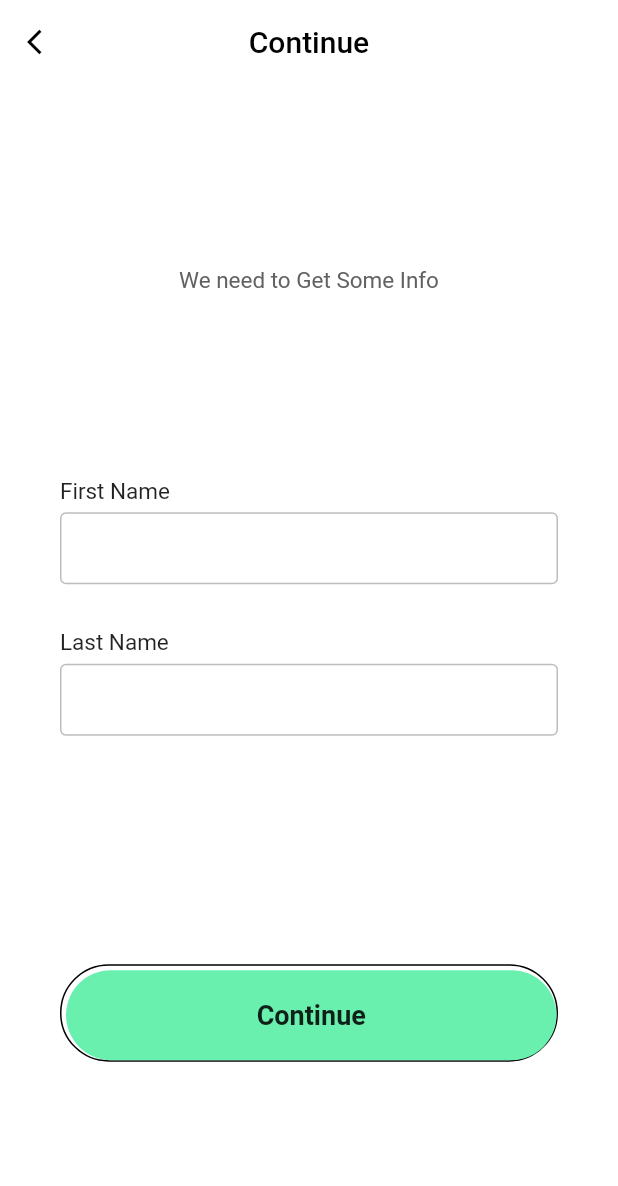
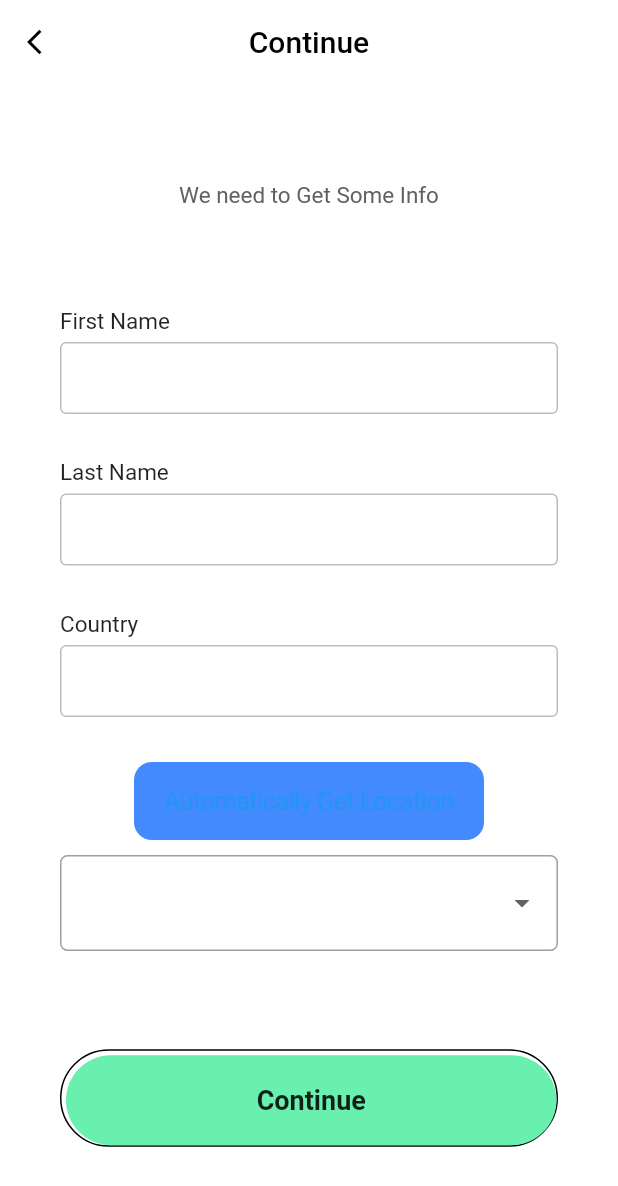
Before and after one commit to TechBuzs/FixifyApp, a Flutter app: the UserData screen opened directly with empty values, on a phone screen of 412 x 824 dp. Shown: the top 1186 px of the screen. Run offline on Flutter 3.47's test engine with Material 2 defaults, Android fonts, the light colour scheme and no system bars; our stand-ins replace cloud_firestore, firebase_auth, flutter_mobx, geolocator, google_maps_flutter, introduction_screen and 2 more; missing offline and left inert: geocoder, numeric_keyboard; accounts and stored records are empty; generated files the repository leaves out were written again.

Commit message:
Work on Further Allignment

```diff
--- /dev/null
+++ b/lib/model/user_p.dart
@@ -0,0 +1,71 @@
+class User {
+  String _idUsuario;
+  String _nome;
+  String _email;
+  String _senha;
+  String _tipoUsuario;
+
+  double _latitude;
+  double _longitude;
+
+  User();
+
+  double get latitude => _latitude;
+
+  set latitude(double value) {
+    _latitude = value;
+  }
+
+  Map<String, dynamic> toMap() {
+    Map<String, dynamic> map = {
+      "idUsuario": this.idUsuario,
+      "nome": this.nome,
+      "email": this.email,
+      "tipoUsuario": this.tipoUsuario,
+      "latitude": this.latitude,
+      "longitude": this.longitude,
+    };
+
+    return map;
+  }
+
+  String verificaTipoUsuario(bool tipoUsuario) {
+    return tipoUsuario ? "motorista" : "passageiro";
+  }
+
+  String get tipoUsuario => _tipoUsuario;
+
+  set tipoUsuario(String value) {
+    _tipoUsuario = value;
+  }
+
+  String get senha => _senha;
+
+  set senha(String value) {
+    _senha = value;
+  }
+
+  String get email => _email;
+
+  set email(String value) {
+    _email = value;
+  }
+
+  String get nome => _nome;
+
+  set nome(String value) {
+    _nome = value;
+  }
+
+  String get idUsuario => _idUsuario;
+
+  set idUsuario(String value) {
+    _idUsuario = value;
+  }
+
+  double get longitude => _longitude;
+
+  set longitude(double value) {
+    _longitude = value;
+  }
+}
--- a/lib/pages/userdata.dart
+++ b/lib/pages/userdata.dart
@@ -3,53 +3,81 @@ import 'package:Fixify/pages/animations.dart';
 import 'package:Fixify/pages/home.dart';
 import 'package:Fixify/pages/valid.dart';
 import 'package:firebase_auth/firebase_auth.dart';
+import 'package:flutter/cupertino.dart';
 import 'package:flutter/material.dart';
 import 'package:flutter/services.dart';
+import 'package:geocoder/geocoder.dart';
+import 'package:geolocator/geolocator.dart';
 
-class UserData extends StatelessWidget {
-
+class UserData extends StatefulWidget {
 // class UserData extends StatefulWidget {
   UserData({
     Key key,
     this.uid,
     @required this.phoneNumber,
-
   }) : super(key: key);
   final String phoneNumber, uid;
 
-//   @override
-//   _UserDataState createState() => _UserDataState();
-// }
+  @override
+  _UserDataState createState() => _UserDataState();
+}
 
-// class _UserDataState extends State<UserData> {
+class _UserDataState extends State<UserData> {
   bool _autoValidate = false;
 
   bool _loadingVisible = false;
 
+  String _currentSelectedValue;
+  String country_name;
+
   final GlobalKey<FormState> _formKey = GlobalKey<FormState>();
+
   UserServices _userServicse = UserServices();
 
   final TextEditingController _firstName = new TextEditingController();
 
   final TextEditingController _lastName = new TextEditingController();
 
-  //
+  final TextEditingController _country = new TextEditingController();
 
-  void _createUser({String id, String number}) async{
+  final TextEditingController _gender = new TextEditingController();
+
+  var _currencies = ["Male", "Female"];
+
+  void _createUser({String id, String number}) async {
     // User = Current
 
     final user = await FirebaseAuth.instance.currentUser();
-     if(user != null){
+    if (user != null) {
+      _userServicse.checkUserExist(user.uid).then((value) {
+        if (value) {
+          print('yes');
           _userServicse.createUser({
             "id": user.uid,
             "number": user.phoneNumber,
             "firstname": _firstName.text,
             "lastname": _lastName.text,
+            "gender": _currentSelectedValue,
+            "country": _country
           });
-    }else{
+        } else {
+          print('no');
+          _userServicse.createUser({
+            "id": user.uid,
+            "number": user.phoneNumber,
+            "firstname": _firstName.text,
+            "lastname": _lastName.text,
+            "gender": _currentSelectedValue,
+            "country": _country
+          });
+        }
+        print(value);
+      });
+    } else {
       print('Error');
     }
   }
+
   Widget makeNameF({label, obscureText = false}) {
     return Column(
       crossAxisAlignment: CrossAxisAlignment.start,
@@ -70,6 +98,62 @@ bool _autoValidate = false;
           obscureText: obscureText,
           // controller: _emailController,
 
+          decoration: InputDecoration(
+            contentPadding: EdgeInsets.symmetric(vertical: 0, horizontal: 10),
+            enabledBorder: OutlineInputBorder(
+                borderSide: BorderSide(color: Colors.grey[400])),
+            border: OutlineInputBorder(
+                borderSide: BorderSide(color: Colors.grey[400])),
+          ),
+        ),
+        SizedBox(
+          height: 30,
+        ),
+      ],
+    );
+  }
+
+  Future<String> getCountryName() async {
+    Position position = await Geolocator()
+        .getCurrentPosition(desiredAccuracy: LocationAccuracy.high);
+    debugPrint('location: ${position.latitude}');
+    final coordinates = new Coordinates(position.latitude, position.longitude);
+    var addresses =
+        await Geocoder.local.findAddressesFromCoordinates(coordinates);
+    var first = addresses.first;
+    country_name = first.addressLine;
+    print(country_name);
+    _country.text = country_name;
+    return first.countryName;
+
+    // this will return country name
+  }
+
+  Widget country({label, obscureText = false}) {
+    return Column(
+      crossAxisAlignment: CrossAxisAlignment.start,
+      children: <Widget>[
+        Text(
+          label,
+          style: TextStyle(
+              fontSize: 15, fontWeight: FontWeight.w400, color: Colors.black87),
+        ),
+        SizedBox(
+          height: 5,
+        ),
+        TextFormField(
+          controller: _country.text.isEmpty ? _country : _country,
+          // validator: (String value) {
+          //   if (value != _password.text) {
+          //     return 'Password Dont Match';
+          //   }
+          //   return null;
+          //   // return Flushbar();
+          // },
+          obscureText: false,
+
+          // initialValue: country_name ?? '',
+          // initialValue: 1 == 1 ? country_name : '_country.text,',
           decoration: InputDecoration(
             contentPadding: EdgeInsets.symmetric(vertical: 0, horizontal: 10),
             enabledBorder: OutlineInputBorder(
@@ -121,7 +205,6 @@ bool _autoValidate = false;
     );
   }
 
-
   void _emailSignUp(
       {String firstName,
       String lastName,
@@ -135,10 +218,7 @@ bool _autoValidate = false;
       //need await so it has chance to go through error if found.
 
       // await Auth().si
-         _createUser(id: uid, number: phoneNumber);
-
-
-
+      _createUser(id: widget.uid, number: widget.phoneNumber);
 
       await Navigator.push(
           context, MaterialPageRoute(builder: (context) => HomePage()));
@@ -156,7 +236,6 @@ bool _autoValidate = false;
     //   setState(() => _autoValidate = true);
     // }
   }
-
 
   @override
   Widget build(BuildContext context) {
@@ -193,25 +272,59 @@ bool _autoValidate = false;
             children: <Widget>[
               Column(
                 children: <Widget>[
-                  // FadeAnimation(1, Text("Sign up", style: TextStyle(
-                  //   fontSize: 30,
-                  //   fontWeight: FontWeight.bold
-                  // ),)),
-                  // SizedBox(height: 20,),
                   FadeAnimation(
                       1.2,
                       Text(
                         "We need to Get Some Info",
                         style: TextStyle(fontSize: 15, color: Colors.grey[700]),
                       )),
-                  // showErrorMessage(),
                 ],
               ),
               Column(
                 children: <Widget>[
                   FadeAnimation(1.2, makeNameF(label: "First Name")),
                   FadeAnimation(1.2, makeNameL(label: "Last Name")),
-
+                  FadeAnimation(1.2, country(label: "Country")),
+                  CupertinoButton(
+                    color: Colors.accents[5],
+                    child: Text('Automatically Get Location'),
+                    onPressed: () => getCountryName(),
+                  ),
+                  SizedBox(
+                    height: 10,
+                  ),
+                  FormField<String>(
+                    builder: (FormFieldState<String> state) {
+                      return InputDecorator(
+                        decoration: InputDecoration(
+                            // labelStyle: ,
+                            errorStyle: TextStyle(
+                                color: Colors.redAccent, fontSize: 16.0),
+                            hintText: 'Please select expense',
+                            border: OutlineInputBorder(
+                                borderRadius: BorderRadius.circular(5.0))),
+                        isEmpty: _currentSelectedValue == '',
+                        child: DropdownButtonHideUnderline(
+                          child: DropdownButton<String>(
+                            value: _currentSelectedValue,
+                            isDense: true,
+                            onChanged: (String newValue) {
+                              setState(() {
+                                _currentSelectedValue = newValue;
+                                state.didChange(newValue);
+                              });
+                            },
+                            items: _currencies.map((String value) {
+                              return DropdownMenuItem<String>(
+                                value: value,
+                                child: Text(value),
+                              );
+                            }).toList(),
+                          ),
+                        ),
+                      );
+                    },
+                  )
                 ],
               ),
               FadeAnimation(
@@ -233,25 +346,8 @@ bool _autoValidate = false;
                         _emailSignUp(
                             firstName: _firstName.text,
                             lastName: _lastName.text,
-
                             context: context);
                       },
-
-                      //       if (_formKey.currentState.validate()) {
-                      //       _register();
-                      //       Scaffold.of(context).showSnackBar(
-                      //            SnackBar(
-                      //         content: Container(
-                      // alignment: Alignment.center,
-                      // child: Text(_success == null
-                      //     ? ''
-                      //     : (_success
-                      //         ? Navigator.push(context, MaterialPageRoute(builder: (context) => Home()))
-                      //         : 'Registration failed')),
-                      // ))
-                      //       );
-                      //     }
-
                       color: Colors.greenAccent,
                       elevation: 0,
                       shape: RoundedRectangleBorder(
@@ -263,118 +359,10 @@ bool _autoValidate = false;
                       ),
                     ),
                   )),
-
             ],
           ),
         ),
       ),
     );
-
-
-
-
-
-//   @override
-//   void dispose() {
-//     // Clean up the controller when the Widget is disposed
-//     _emailController.dispose();
-//     _passwordController.dispose();
-//     super.dispose();
-//   }
-
-//   // Example code for registration.
-//   void _register() async {
-//     final FirebaseUser user = (await _auth.createUserWithEmailAndPassword(
-//       email: _emailController.text,
-//       password: _passwordController.text,
-//     ))
-//         .user;
-//     if (user != null) {
-//       setState(() {
-//         _success = true;
-//         _userEmail = user.email;
-//       });
-//     } else {
-//       _success = false;
-//     }
-//   }
-  // Widget _showCircularProgress() {
-  //   if (_isLoading) {
-  //     return Center(child: CircularProgressIndicator());
-  //   }
-  //   return Container(
-  //     height: 0.0,
-  //     width: 0.0,
-  //   );
-
-  // }
-  //   Widget showErrorMessage() {
-  //   if (_errorMessage.length > 0 && _errorMessage != null) {
-  //     return new Text(
-  //       _errorMessage,
-  //       style: TextStyle(
-  //           fontSize: 13.0,
-  //           color: Colors.red,
-  //           height: 1.0,
-  //           fontWeight: FontWeight.w300),
-  //     );
-  //   } else {
-  //     return new Container(
-  //       height: 0.0,
-  //     );
-  //   }
-  // }
-//  void _showVerifyEmailSentDialog() {
-//    showDialog(
-//      context: context,
-//      builder: (BuildContext context) {
-//        // return object of type Dialog
-//        return AlertDialog(
-//          title: new Text("Verify your account"),
-//          content:
-//              new Text("Link to verify account has been sent to your email"),
-//          actions: <Widget>[
-//            new FlatButton(
-//              child: new Text("Dismiss"),
-//              onPressed: () {
-//                toggleFormMode();
-//                Navigator.of(context).pop();
-//              },
-//            ),
-//          ],
-//        );
-//      },
-//    );
-//  }
-
-
-  // void _showVerifyEmailSentDialog() {
-  //   showDialog(
-  //     context: context,
-  //     builder: (BuildContext context) {
-  //       // return object of type Dialog
-  //       return AlertDialog(
-  //         title: new Text("Verify your account"),
-  //         content:
-  //             new Text("Link to verify account has been sent to your email"),
-  //         actions: <Widget>[
-  //           new FlatButton(
-  //             child: new Text("Dismiss"),
-  //             onPressed: () {
-  //               //  toggleFormMode();
-  //               Navigator.of(context).pop();
-  //             },
-  //           ),
-  //         ],
-  //       );
-  //     },
-  //   );
-  // }
-
-  // Future<void> _changeLoadingVisible() async {
-  //   setState(() {
-  //     _loadingVisible = !_loadingVisible;
-  //   });
-  // }
   }
 }
```
Also changed, not shown: lib/Service/cloud_firestore_service.dart (+24 -8 lines), lib/model/destination.dart (added, +51 -0 lines), lib/model/marker.dart (added, +9 -0 lines), lib/model/request.dart (added, +78 -0 lines), lib/stores/login_store.dart (+69 -19 lines), pubspec.yaml (+10 -0 lines), pubspec.lock, 4 other files. Lines whose indentation alone changed are shown as unchanged.
